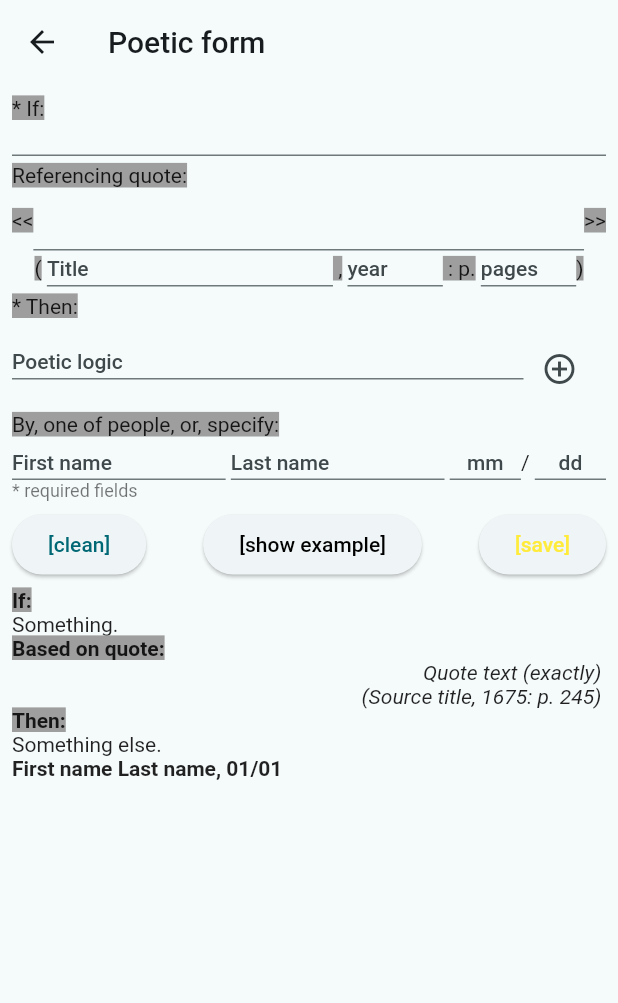
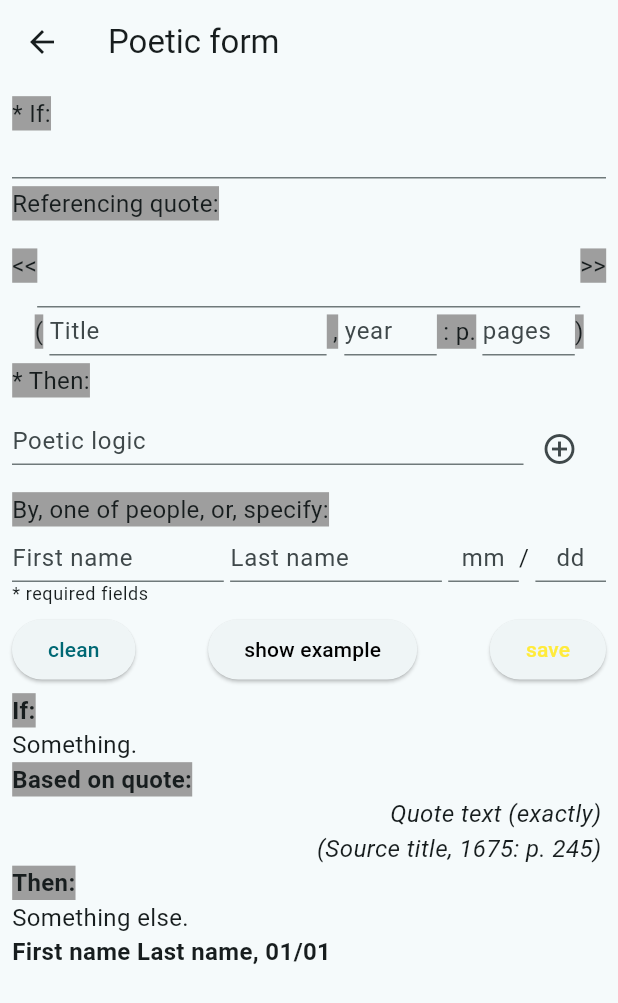
Before and after one commit to stepanzarubin/poetic_logic, a Flutter app: the screen it shows after launch, in the side drawer, after a tap on "Add logic", on a phone screen of 412 x 824 dp. Shown: the top 1003 px of the screen. Run offline on Flutter 3.47's test engine with Material 2 defaults, Android fonts, the phone set to English and light mode, and no system bars; our stand-ins replace hive_flutter, share_plus; accounts and stored records are empty.

Commit message:
settings, cleanup

```diff
--- a/lib/main.dart
+++ b/lib/main.dart
@@ -14,47 +14,92 @@ import 'package:poetic_logic/widgets/user_poetic_list.dart';
 import 'models/poetic.dart';
 
 Future<void> main() async {
-  AppState appState;
-
   await Hive.initFlutter();
   Box boxSettings = await Hive.openBox(settingsDb);
-  final Box boxPoetics = await Hive.openBox(poeticDb);
+  Box boxPoetics = await Hive.openBox(poeticDb);
 
   if (!boxSettings.containsKey(settingsKey)) {
     /// default settings
-    appState = AppState();
-    await boxSettings.put(settingsKey, appState.toJson());
+    await boxSettings.put(settingsKey, AppState().toJson());
+
+    /// poetic example
     await boxPoetics.add(jsonDecode(beAllOneJson));
-  } else {
-    /// load settings
-    appState = AppState.fromJson(boxSettings.get(settingsKey));
   }
 
-  runApp(AppSetting(
-    data: appState,
-    child: const MyApp(),
-  ));
+  runApp(
+    const AppStateWidget(
+      child: MyApp(),
+    ),
+  );
 }
 
-class AppSetting extends InheritedWidget {
-  const AppSetting({
+class AppStateScope extends InheritedWidget {
+  const AppStateScope(
+    this.data, {
     Key? key,
-    required this.data,
     required Widget child,
   }) : super(key: key, child: child);
 
   final AppState data;
 
-  static AppSetting of(BuildContext context) {
-    final AppSetting? result =
-        context.dependOnInheritedWidgetOfExactType<AppSetting>();
+  static AppState of(BuildContext context, {bool rebuild = true}) {
+    final AppState? result = rebuild
+        ? context.dependOnInheritedWidgetOfExactType<AppStateScope>()!.data
+        : context.findAncestorWidgetOfExactType<AppStateScope>()!.data;
     assert(result != null, 'No AppSetting found in context');
     return result!;
   }
 
   @override
-  bool updateShouldNotify(AppSetting oldWidget) {
+  bool updateShouldNotify(AppStateScope oldWidget) {
     return data != oldWidget.data;
+  }
+}
+
+class AppStateWidget extends StatefulWidget {
+  const AppStateWidget({Key? key, required this.child}) : super(key: key);
+
+  final Widget child;
+
+  static AppStateWidgetState of(BuildContext context) {
+    return context.findAncestorStateOfType<AppStateWidgetState>()!;
+  }
+
+  @override
+  AppStateWidgetState createState() => AppStateWidgetState();
+}
+
+class AppStateWidgetState extends State<AppStateWidget> {
+  AppState _data = AppState.fromJson(Hive.box(settingsDb).get(settingsKey));
+
+  Future<void> updateFontSize(double fontSize) async {
+    if (_data.fontSize != fontSize) {
+      _data = _data.copyWith(fontSize: fontSize);
+      await _data.save();
+      setState(() {});
+    }
+  }
+
+  Future<void> updateUser(User user) async {
+    if (_data.user != user) {
+      _data = _data.copyWith(user: user);
+      await _data.save();
+      setState(() {});
+    }
+  }
+
+  Future<void> resetToDefaults() async {
+    _data = AppState();
+    await _data.save();
+    setState(() {});
+  }
+
+  @override
+  Widget build(BuildContext context) {
+    return AppStateScope(
+      _data,
+      child: widget.child,
+    );
   }
 }
 
@@ -66,11 +111,11 @@ class MyApp extends StatefulWidget {
 }
 
 class _MyAppState extends State<MyApp> {
-  late double _fontSize;
-
   @override
   Widget build(BuildContext context) {
-    _fontSize = AppSetting.of(context).data.fontSize;
+    final double _fontSize = AppStateScope.of(context).fontSize;
+    final double _fontSizeFactor = (_fontSize / Setting.fontSize);
+    final double _fontSizeDelta = (_fontSize - Setting.fontSize).abs();
 
     //MaterialApp materialApp;
 
@@ -91,16 +136,16 @@ class _MyAppState extends State<MyApp> {
           ),
         ),
 
-        // textTheme: TextTheme(
-        //   bodyText2: TextStyle(
-        //     /// todo affect all font sizes respectively
-        //     fontSize: _fontSize,
-        //   ),
-        // ),
-        textTheme: Theme.of(context).textTheme.apply(
-              fontSizeFactor: (_fontSize / Setting.fontSize),
-              //fontSizeDelta: 2.0,
-            ),
+        textTheme: TextTheme(
+          bodyText2: TextStyle(
+            fontSize: _fontSize,
+          ),
+        ),
+        // textTheme: Theme.of(context).textTheme.apply(
+        //       fontSizeFactor: (_fontSize / Setting.fontSize),
+        //fontSizeDelta: 2.0,
+        //),
+
         // elevatedButtonTheme: ElevatedButtonThemeData(
         //   style: ButtonStyle(
         //     //foregroundColor: MaterialStateProperty.all(Colors.white),
--- a/lib/models/app_state.dart
+++ b/lib/models/app_state.dart
@@ -7,13 +7,23 @@ part 'app_state.g.dart';
 
 @JsonSerializable(explicitToJson: true)
 class AppState extends HasUser {
-  User? user;
-  //User? user = User();
-  double fontSize = Setting.fontSize;
+  final double fontSize;
+  final User? user;
 
   AppState({
+    this.fontSize = Setting.fontSize,
     this.user,
   });
+
+  AppState copyWith({
+    double? fontSize,
+    User? user,
+  }) {
+    return AppState(
+      fontSize: fontSize ?? this.fontSize,
+      user: user ?? this.user,
+    );
+  }
 
   @override
   String getSignature() {
@@ -24,7 +34,7 @@ class AppState extends HasUser {
     }
   }
 
-  Future<dynamic> save() async {
+  Future<void> save() async {
     var box = Hive.box(settingsDb);
     return await box.put(settingsKey, toJson());
   }
--- a/lib/screens/form.dart
+++ b/lib/screens/form.dart
@@ -139,6 +139,10 @@ class _PoeticFormStatefulWidgetState extends State<PoeticFormStatefulWidget> {
               validator: (value) {
                 if (value == null || value.isEmpty) {
                   previewModel.thenLogic[index] = '';
+                  if (index == 0) {
+                    /// show error for the first row (at least one is required)
+                    return 'logic?';
+                  }
                 } else {
                   previewModel.thenLogic[index] = value;
                 }
@@ -489,7 +493,7 @@ class _PoeticFormStatefulWidgetState extends State<PoeticFormStatefulWidget> {
                       fit: FlexFit.tight,
                       child: TextFormField(
                         initialValue: formModel.user?.dd,
-                        //keyboardType: TextInputType.numberWithOptions(),
+                        keyboardType: TextInputType.number,
                         textAlign: TextAlign.center,
                         //minLength: 2,
                         //maxLength: 2,
@@ -535,7 +539,7 @@ class _PoeticFormStatefulWidgetState extends State<PoeticFormStatefulWidget> {
                     if (!updateScenario)
                       ElevatedButton(
                         child: const Text(
-                          '[clean]',
+                          'clean',
                           style: TextStyle(
                               //color: Colors.white,
                               ),
@@ -551,7 +555,7 @@ class _PoeticFormStatefulWidgetState extends State<PoeticFormStatefulWidget> {
                     if (!updateScenario)
                       ElevatedButton(
                         child: const Text(
-                          '[show example]',
+                          'show example',
                           style: TextStyle(
                             color: Colors.black,
                           ),
@@ -584,7 +588,7 @@ class _PoeticFormStatefulWidgetState extends State<PoeticFormStatefulWidget> {
                         }
                       },
                       child: const Text(
-                        '[save]',
+                        'save',
                         style: TextStyle(
                           color: Colors.yellow,
                         ),
--- a/lib/widgets/home_drawer.dart
+++ b/lib/widgets/home_drawer.dart
@@ -37,7 +37,7 @@ class HomeDrawer extends StatelessWidget {
                       const Icon(Icons.account_box),
                       FittedBox(
                         child: Text(
-                          AppSetting.of(context).data.getSignature(),
+                          AppStateScope.of(context).getSignature(),
                           textAlign: TextAlign.center,
                         ),
                       ),
--- a/lib/widgets/poetic_preview.dart
+++ b/lib/widgets/poetic_preview.dart
@@ -25,7 +25,7 @@ class PoeticPreview extends StatelessWidget {
           right: 8.0,
         ),
         child: Text(
-          'Added logic:',
+          'Added:',
           style: TextStyle(
             fontWeight: FontWeight.bold,
           ),
--- a/lib/widgets/single_poetic.dart
+++ b/lib/widgets/single_poetic.dart
@@ -80,7 +80,7 @@ class _SinglePoeticState extends State<SinglePoetic> {
                     Navigator.pop(context);
                   },
                   child: const Text(
-                    '[back]',
+                    'back',
                   ),
                 ),
                 if (!widget.poetic.hasAddedLogic())
@@ -96,7 +96,7 @@ class _SinglePoeticState extends State<SinglePoetic> {
                       );
                     },
                     child: const Text(
-                      '[edit]',
+                      'edit',
                     ),
                   )
                 // publish
@@ -104,7 +104,7 @@ class _SinglePoeticState extends State<SinglePoetic> {
                 //   const ElevatedButton(
                 //     onPressed: null,
                 //     child: Text(
-                //       '[publish]',
+                //       'publish',
                 //     ),
                 //   )
               ],
```
Also changed, not shown: lib/screens/settings.dart (+85 -23 lines), lib/widgets/user_poetic_list.dart (+8 -20 lines), lib/models/app_state.g.dart.
